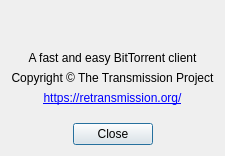
retransmission/retransmission, file qt/AboutDialog.ui: the form before one commit.
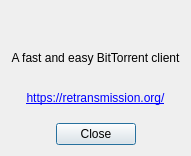
The form after the commit.

What changed in the file:
```diff
--- a/qt/AboutDialog.ui
+++ b/qt/AboutDialog.ui
@@ -49,9 +49,6 @@
    </item>
    <item>
     <widget class="QLabel" name="copyrightsLabel">
-     <property name="text">
-      <string>Copyright © The Transmission Project</string>
-     </property>
      <property name="alignment">
       <set>Qt::AlignCenter</set>
      </property>
```
